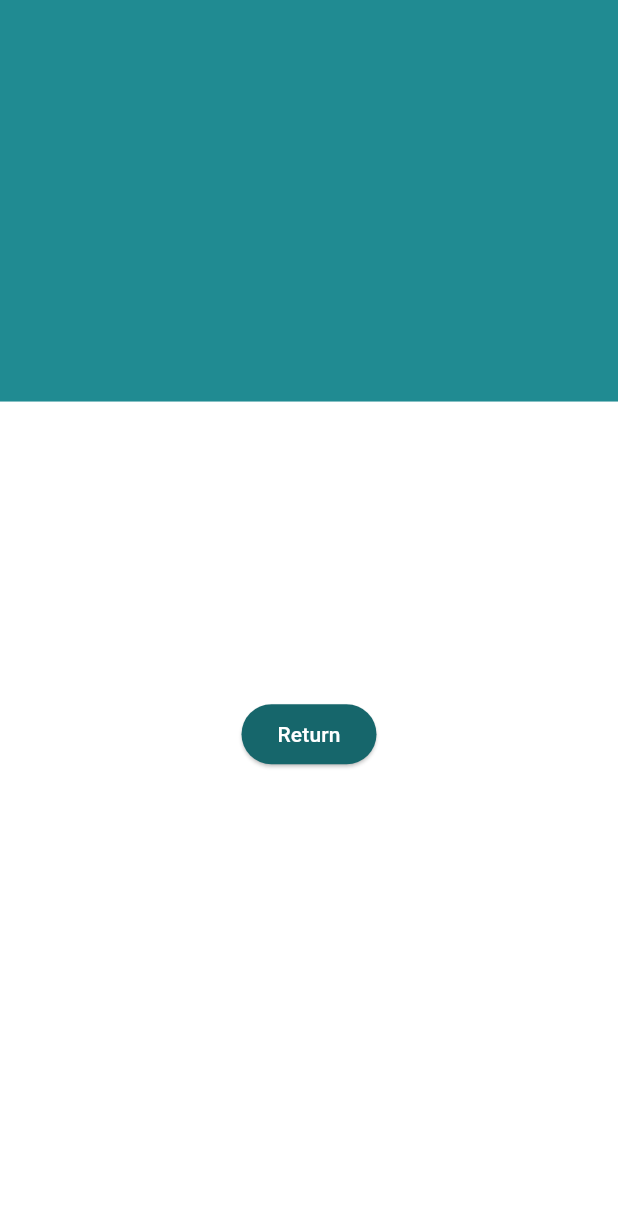
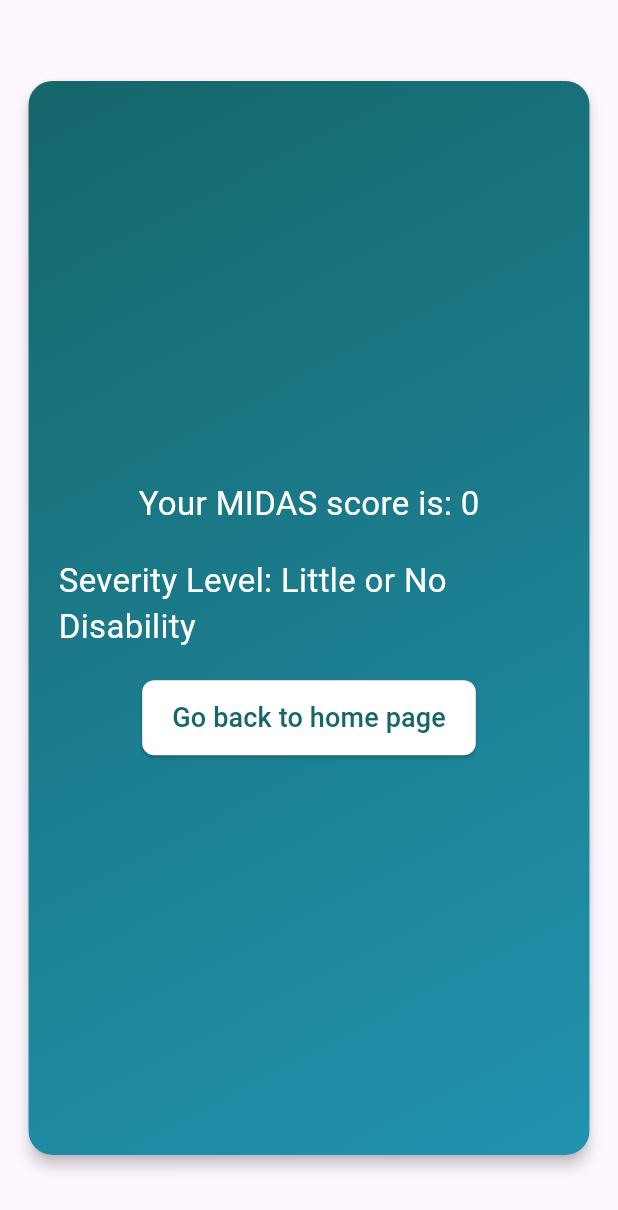
Before and after one commit to sanikaahadap/migraine_review, a Flutter app: the MIDASOutputPage screen opened directly with empty values, on a phone screen of 412 x 824 dp. Shown: the top 1210 px of the screen. Run offline on Flutter 3.47's test engine with Material 3 defaults, Android fonts, the phone set to English and light mode, and no system bars; our stand-ins replace carousel_slider, cloud_firestore, file_picker, firebase_auth, firebase_core, firebase_storage and 9 more; missing offline and left inert: easy_pdf_viewer; accounts and stored records are empty.

Commit message:
midas updated and notifications optimized

```diff
--- a/lib/main_features/midas_assessment/midas.dart
+++ b/lib/main_features/midas_assessment/midas.dart
@@ -17,11 +17,19 @@ class MIDASAssessmentPageState extends State<MIDASAssessmentPage> {
   bool _canFillQuestionnaire =
       true; // Indicates whether the user can fill the questionnaire
   final String _uid = FirebaseAuth.instance.currentUser!.uid;
+  late Timer _dailyCheckTimer;
 
   @override
   void initState() {
     super.initState();
     _checkQuestionnaireStatus();
+    _startDailyCheck();
+  }
+
+  @override
+  void dispose() {
+    _dailyCheckTimer.cancel();
+    super.dispose();
   }
 
   Future<void> _checkQuestionnaireStatus() async {
@@ -39,9 +47,25 @@ class MIDASAssessmentPageState extends State<MIDASAssessmentPage> {
           setState(() {
             _canFillQuestionnaire = false;
           });
+        } else {
+          setState(() {
+            _canFillQuestionnaire = true;
+          });
+          LocalNotifications.scheduleDailyNotification();
+        }
+      } else {
+        setState(() {
+          _canFillQuestionnaire = true;
+        });
+        LocalNotifications.scheduleDailyNotification();
       }
     }
   }
+
+  void _startDailyCheck() {
+    _dailyCheckTimer = Timer.periodic(const Duration(days: 1), (timer) {
+      _checkQuestionnaireStatus();
+    });
   }
 
   Future<void> _setQuestionnaireFilled() async {
@@ -50,7 +74,7 @@ class MIDASAssessmentPageState extends State<MIDASAssessmentPage> {
       'lastMIDASFilledTimestamp': now,
     }, SetOptions(merge: true));
 
-    // Schedule the notification for 179 days later at 7 PM
+    // Schedule the notification for the next day
     await LocalNotifications.scheduleDailyNotification();
   }
 
@@ -329,50 +353,108 @@ class MIDASOutputPage extends StatelessWidget {
 
   const MIDASOutputPage(this.score, {Key? key}) : super(key: key);
 
+  String getSeverityLevel(int score) {
+    if (score >= 0 && score <= 5) {
+      return 'Little or No Disability';
+    } else if (score >= 6 && score <= 10) {
+      return 'Mild Disability';
+    } else if (score >= 11 && score <= 20) {
+      return 'Moderate Disability';
+    } else {
+      return 'Severe Disability';
+    }
+  }
+
+  void _storeData(int score, String severity) {
+    FirebaseFirestore.instance
+        .collection('midas_scores')
+        .add({
+          'score': score,
+          'severity': severity,
+          'timestamp': Timestamp.now(),
+          'uid': FirebaseAuth.instance.currentUser!.uid,
+        })
+        .then((value) => log("Score and Severity added"))
+        .catchError((error) => log("Failed to add score and severity: $error"));
+  }
+
   @override
   Widget build(BuildContext context) {
+    String severityLevel = getSeverityLevel(score);
+
+    // Store data when the page is built
+    _storeData(score, severityLevel);
+
     return Scaffold(
-      body: Container(
-        decoration: const BoxDecoration(
-          image: DecorationImage(
-            image: AssetImage('assets/images/midas_bg.png'),
-            fit: BoxFit.cover,
+      body: Center(
+        child: Padding(
+          padding: const EdgeInsets.symmetric(vertical: 50.0, horizontal: 15.0),
+          child: Card(
+            elevation: 4,
+            shape: RoundedRectangleBorder(
+              borderRadius: BorderRadius.circular(16),
+            ),
+            child: Container(
+              padding: const EdgeInsets.all(20),
+              decoration: BoxDecoration(
+                borderRadius: BorderRadius.circular(16),
+                gradient: const LinearGradient(
+                  colors: [Color(0xFF16666B), Color(0xFF2193B0)],
+                  begin: Alignment.topLeft,
+                  end: Alignment.bottomRight,
                 ),
               ),
-        child: Center(
-          child: Padding(
-            padding: const EdgeInsets.symmetric(horizontal: 15.0),
               child: Column(
                 mainAxisAlignment: MainAxisAlignment.center,
+                crossAxisAlignment: CrossAxisAlignment.center,
                 children: [
-                const Text(
-                  'Your MIDAS Score is:',
-                  style: TextStyle(
-                    fontSize: 20.0,
-                    color: Color(0xFFFFFFFF),
+                  Center(
+                    child: Text(
+                      'Your MIDAS score is: $score',
+                      style: const TextStyle(
+                        fontSize: 22.0,
+                        color: Colors.white,
+                      ),
                     ),
                   ),
                   const SizedBox(height: 20),
-                Text(
-                  '$score',
+                  Center(
+                    child: Text(
+                      'Severity Level: $severityLevel',
                       style: const TextStyle(
-                    fontSize: 60.0,
-                    color: Color(0xFFFFFFFF),
-                    fontWeight: FontWeight.bold,
+                        fontSize: 22.0,
+                        color: Colors.white,
+                      ),
                     ),
                   ),
                   const SizedBox(height: 20),
                   ElevatedButton(
                     onPressed: () {
-                    Navigator.pop(context);
+                      Navigator.push(
+                          context,
+                          MaterialPageRoute(
+                              builder: (context) =>
+                                  const CustomBottomNavigationBar()));
                     },
                     style: ElevatedButton.styleFrom(
-                    backgroundColor: const Color(0xFF16666B),
-                    foregroundColor: Colors.white,
+                      backgroundColor: Colors.white,
+                      foregroundColor: const Color(0xFF16666B),
+                      padding: const EdgeInsets.symmetric(
+                          horizontal: 20, vertical: 12),
+                      shape: RoundedRectangleBorder(
+                        borderRadius: BorderRadius.circular(8),
                       ),
-                  child: const Text('Return'),
+                    ),
+                    child: const Text(
+                      'Go back to home page',
+                      style: TextStyle(
+                        fontSize: 18,
+                        color: Color(0xFF16666B),
+                      ),
+                    ),
                   ),
                 ],
+              ),
             ),
           ),
         ),
--- a/lib/user_home/notifications.dart
+++ b/lib/user_home/notifications.dart
@@ -39,13 +39,19 @@ class AnalysisPageState extends State<AnalysisPage> {
       for (var doc in querySnapshot.docs) {
         List<dynamic> triggers = doc['headacheTriggers'];
 
+        print('Triggers for document ${doc.id}: $triggers');
+
         for (String trigger in triggers) {
           _triggersFrequency[trigger] = (_triggersFrequency[trigger] ?? 0) + 1;
         }
       }
 
+      print('Triggers frequency: $_triggersFrequency');
+
       // Filter triggers that occur at least twice
       _triggersFrequency.removeWhere((key, value) => value < 2);
+
+      print('Filtered triggers frequency: $_triggersFrequency');
 
       setState(() {});
     } catch (e) {
```
Also changed, not shown: lib/main_features/personal_diary/diary.dart (+38 -35 lines), lib/user_home/local_notifs.dart (+23 -7 lines), lib/user_home/midas_notifs.dart (+31 -11 lines), pubspec.lock. Lines whose indentation alone changed are shown as unchanged.
